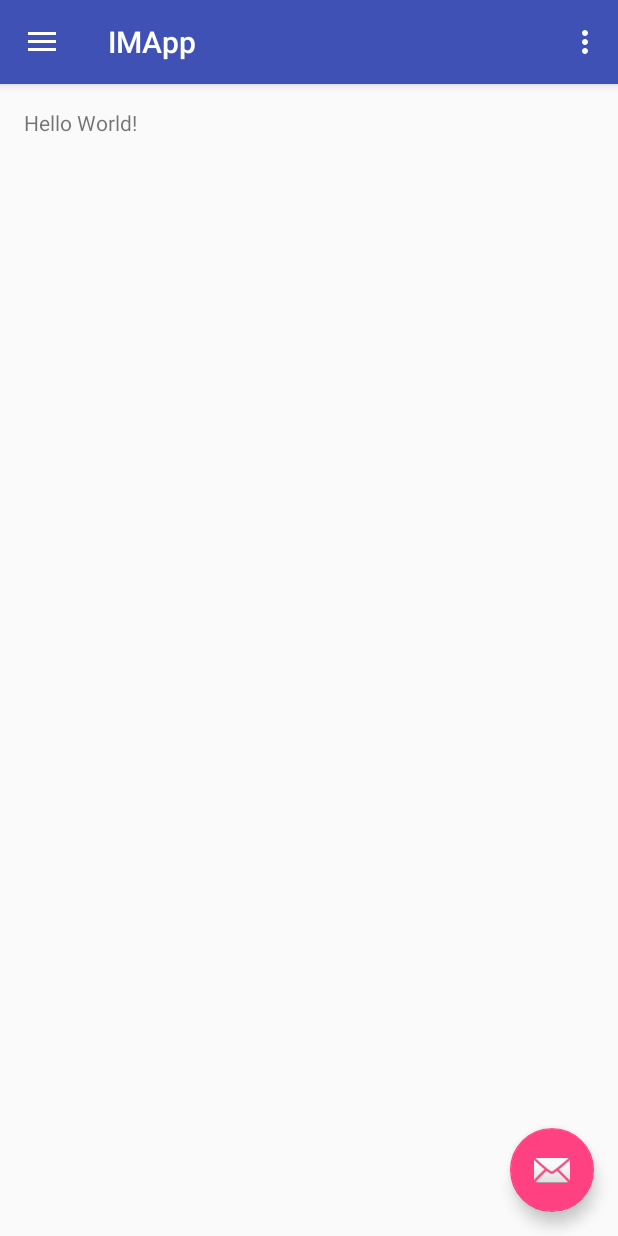
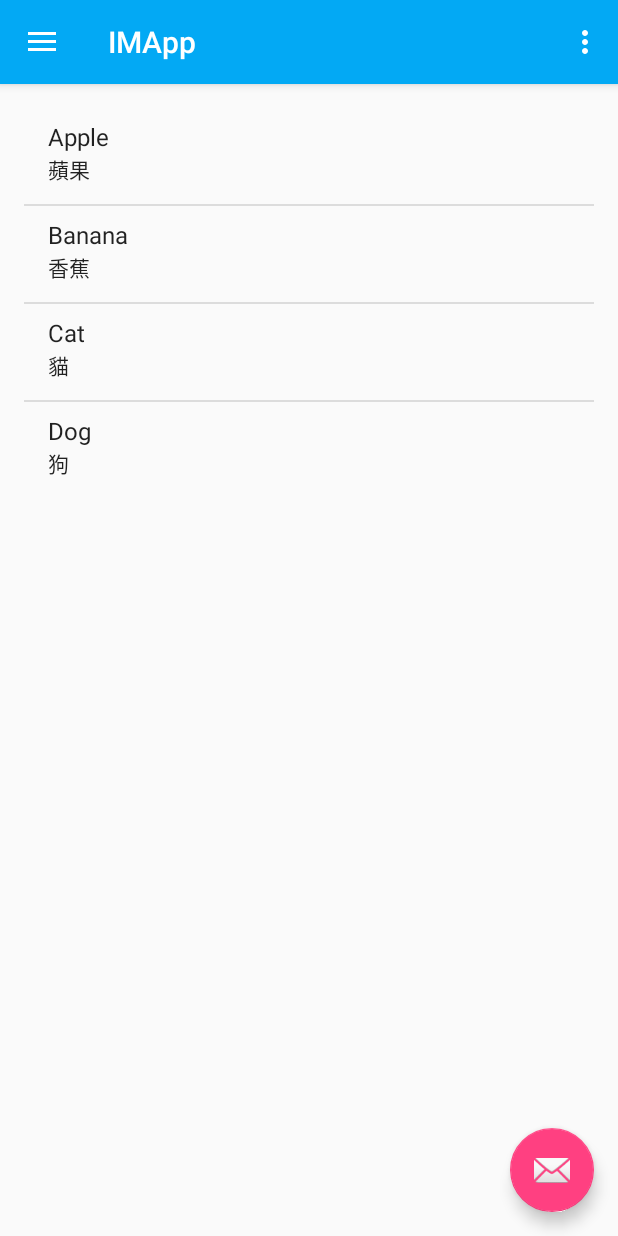
Before and after one commit to JReveries/IMApp, an Android app: the screen it shows after launch (MainActivity), on a phone screen of 412 x 824 dp. Run offline under Robolectric (Android 15) with nearby library versions, the phone set to English and light mode, and no system bars.

Commit message:
ListView

```diff
--- a/app/src/main/java/com/example/jimmy/imapp/MainActivity.java
+++ b/app/src/main/java/com/example/jimmy/imapp/MainActivity.java
@@ -12,6 +12,13 @@ import android.support.v7.app.AppCompatActivity;
 import android.support.v7.widget.Toolbar;
 import android.view.Menu;
 import android.view.MenuItem;
+import android.widget.ListAdapter;
+import android.widget.ListView;
+import android.widget.SimpleAdapter;
+
+import java.util.ArrayList;
+import java.util.HashMap;
+import java.util.List;
 
 public class MainActivity extends AppCompatActivity
         implements NavigationView.OnNavigationItemSelectedListener {
@@ -40,6 +47,33 @@ public class MainActivity extends AppCompatActivity
 
         NavigationView navigationView = (NavigationView) findViewById(R.id.nav_view);
         navigationView.setNavigationItemSelectedListener(this);
+
+
+        ListView listView = (ListView) findViewById(R.id.listView_main);
+        List<HashMap<String , String>> list = new ArrayList<>();
+        //使用List存入HashMap，用來顯示ListView上面的文字。
+
+        String[] title = new String[]{"Apple" , "Banana" , "Cat" , "Dog"};
+        String[] text  = new String[]{"蘋果" , "香蕉" , "貓" , "狗"};
+        for(int i = 0 ; i < title.length ; i++){
+            HashMap<String , String> hashMap = new HashMap<>();
+            hashMap.put("title" , title[i]);
+            hashMap.put("text" , text[i]);
+            //把title , text存入HashMap之中
+            list.add(hashMap);
+            //把HashMap存入list之中
+        }
+
+        ListAdapter listAdapter = new SimpleAdapter(
+                this,
+                list,
+                android.R.layout.simple_list_item_2 ,
+                new String[]{"title" , "text"} ,
+                new int[]{android.R.id.text1 , android.R.id.text2});
+        // 5個參數 : context , List , layout , key1 & key2 , text1 & text2
+
+        listView.setAdapter(listAdapter);
+
     }
 
     @Override
--- a/app/src/main/res/layout/content_main.xml
+++ b/app/src/main/res/layout/content_main.xml
@@ -12,8 +12,10 @@
     tools:context="com.example.jimmy.imapp.MainActivity"
     tools:showIn="@layout/app_bar_main">
 
-    <TextView
+    <ListView
         android:layout_width="wrap_content"
         android:layout_height="wrap_content"
-        android:text="Hello World!" />
+        android:id="@+id/listView_main"
+        android:layout_alignParentTop="true"
+        android:layout_alignParentStart="true" />
 </RelativeLayout>
--- a/app/src/main/res/layout/nav_header_main.xml
+++ b/app/src/main/res/layout/nav_header_main.xml
@@ -22,13 +22,13 @@
         android:layout_width="match_parent"
         android:layout_height="wrap_content"
         android:paddingTop="@dimen/nav_header_vertical_spacing"
-        android:text="Android Studio"
+        android:text="IMApp"
         android:textAppearance="@style/TextAppearance.AppCompat.Body1" />
 
     <TextView
         android:id="@+id/textView"
         android:layout_width="wrap_content"
         android:layout_height="wrap_content"
-        android:text="android.studio@android.com" />
+        android:text="創新與管理碩士班在職專班App" />
 
 </LinearLayout>
--- a/app/src/main/res/values/colors.xml
+++ b/app/src/main/res/values/colors.xml
@@ -1,6 +1,6 @@
 <?xml version="1.0" encoding="utf-8"?>
 <resources>
-    <color name="colorPrimary">#3F51B5</color>
-    <color name="colorPrimaryDark">#303F9F</color>
+    <color name="colorPrimary">#03a9f4</color>
+    <color name="colorPrimaryDark">#0288d1</color>
     <color name="colorAccent">#FF4081</color>
 </resources>
```
